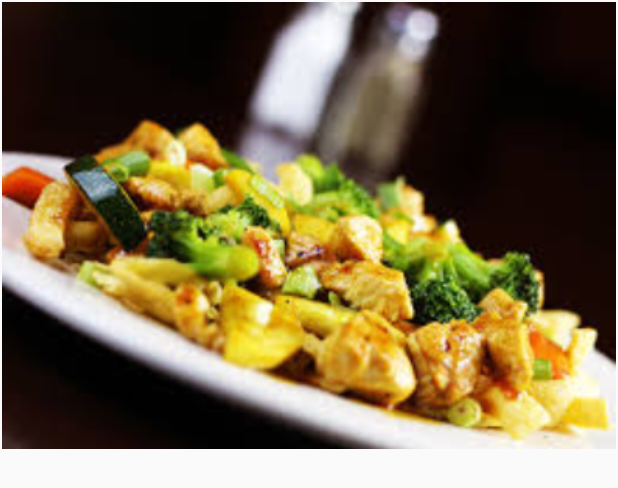
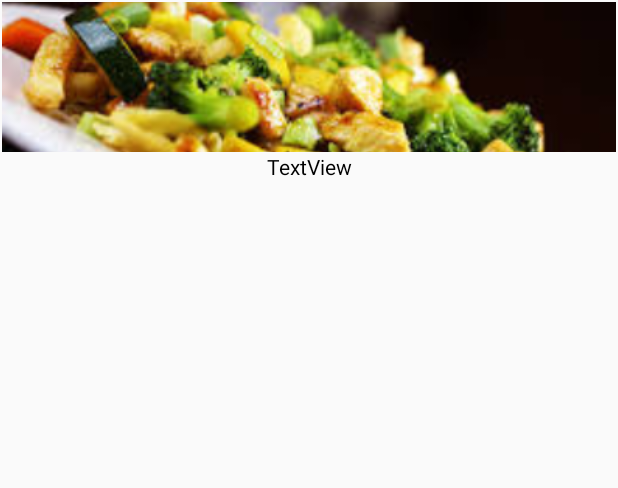
Before and after one commit to priyadharsini586/Android_Restaurants_App, an Android app: the layout grid_layout.xml on its own in the app's theme, with its tools: preview values and no code run, on a phone screen of 412 x 824 dp. Shown: the top 488 px of the screen. Run offline under Robolectric (Android 15) with nearby library versions, the phone set to English and light mode, and no system bars.

Commit message:
category changes

```diff
--- a/app/src/main/java/com/nickteck/restaurantapp/Adapter/GridAdapter.java
+++ b/app/src/main/java/com/nickteck/restaurantapp/Adapter/GridAdapter.java
@@ -41,8 +41,8 @@ public class GridAdapter extends BaseAdapter {
 
     @Override
     public View getView(int i, View view, ViewGroup viewGroup) {
-        view = inflter.inflate(R.layout.grid_layout, null); // inflate the layout
-        ImageView icon = (ImageView) view.findViewById(R.id.imageView); // get the reference of ImageView
+        view = inflter.inflate(R.layout.grid_layout, null);
+        ImageView icon = (ImageView) view.findViewById(R.id.imageView);
         icon.setImageResource(cook[i]); // set logo images
         return view;
 
--- a/app/src/main/res/layout/activity_menu.xml
+++ b/app/src/main/res/layout/activity_menu.xml
@@ -14,7 +14,7 @@
         android:orientation="vertical">
         <LinearLayout
             android:layout_width="match_parent"
-            android:layout_height="150dp"
+            android:layout_height="@dimen/menu_layout"
             android:orientation="horizontal">
             <RelativeLayout
                 android:layout_width="fill_parent"
--- a/app/src/main/res/layout/grid_layout.xml
+++ b/app/src/main/res/layout/grid_layout.xml
@@ -6,10 +6,18 @@
     android:orientation="vertical">
     <ImageView
         android:id="@+id/imageView"
-        android:layout_width="fill_parent"
-        android:layout_height="fill_parent"
+        android:layout_width="match_parent"
+        android:layout_height="@dimen/grid_item_height"
         android:adjustViewBounds="true"
         android:layout_gravity="center"
         android:src="@drawable/cook3"
         android:scaleType="centerCrop" />
+
+    <TextView
+        android:id="@+id/textView"
+        android:layout_width="match_parent"
+        android:layout_height="wrap_content"
+        android:gravity="center"
+        android:text="TextView"
+        android:textColor="@color/black_color" />
 </LinearLayout>
--- a/app/src/main/res/values-hdpi/dimens.xml
+++ b/app/src/main/res/values-hdpi/dimens.xml
@@ -5,4 +5,6 @@
 
     <dimen name="login_text_size">20sp</dimen>
     <dimen name="advanced_text">14sp</dimen>
+    <dimen name="menu_layout">150dp</dimen>
+    <dimen name="grid_item_height">100dp</dimen>
 </resources>
--- a/app/src/main/res/values-ldpi/dimens.xml
+++ b/app/src/main/res/values-ldpi/dimens.xml
@@ -6,4 +6,6 @@
 
     <dimen name="login_text_size">13sp</dimen>
     <dimen name="advanced_text">13sp</dimen>
+    <dimen name="menu_layout">150dp</dimen>
+    <dimen name="grid_item_height">100dp</dimen>
 </resources>
--- a/app/src/main/res/values-mdpi/dimens.xml
+++ b/app/src/main/res/values-mdpi/dimens.xml
@@ -4,4 +4,6 @@
     <dimen name="activity_vertical_margin">16dp</dimen>
 
     <dimen name="login_text_size">20sp</dimen>
+    <dimen name="menu_layout">150dp</dimen>
+    <dimen name="grid_item_height">100dp</dimen>
 </resources>
--- a/app/src/main/res/values-nodpi/dimens.xml
+++ b/app/src/main/res/values-nodpi/dimens.xml
@@ -4,6 +4,7 @@
     <dimen name="activity_vertical_margin">16dp</dimen>
 
     <dimen name="login_text_size">13sp</dimen>
-
+    <dimen name="menu_layout">150dp</dimen>
+    <dimen name="grid_item_height">100dp</dimen>
 
 </resources>
--- a/app/src/main/res/values-sw480dp/dimens.xml
+++ b/app/src/main/res/values-sw480dp/dimens.xml
@@ -4,6 +4,6 @@
     <dimen name="activity_vertical_margin">16dp</dimen>
 
     <dimen name="login_text_size">15sp</dimen>
-
-
+    <dimen name="menu_layout">150dp</dimen>
+    <dimen name="grid_item_height">100dp</dimen>
 </resources>
--- a/app/src/main/res/values-sw600dp/dimens.xml
+++ b/app/src/main/res/values-sw600dp/dimens.xml
@@ -4,4 +4,6 @@
     <dimen name="activity_vertical_margin">16dp</dimen>
 
     <dimen name="login_text_size">17sp</dimen>
+    <dimen name="menu_layout">230dp</dimen>
+    <dimen name="grid_item_height">150dp</dimen>
 </resources>
--- a/app/src/main/res/values-sw720dp/dimens.xml
+++ b/app/src/main/res/values-sw720dp/dimens.xml
@@ -4,5 +4,6 @@
     <dimen name="activity_vertical_margin">16dp</dimen>
 
     <dimen name="login_text_size">13sp</dimen>
-
+    <dimen name="menu_layout">200dp</dimen>
+    <dimen name="grid_item_height">150dp</dimen>
 </resources>
--- a/app/src/main/res/values-w820dp/dimens.xml
+++ b/app/src/main/res/values-w820dp/dimens.xml
@@ -6,5 +6,6 @@
 
     <dimen name="dr_size">200dp</dimen>
     <dimen name="tag_size">170dp</dimen>
-
+    <dimen name="menu_layout">150dp</dimen>
+    <dimen name="grid_item_height">150dp</dimen>
 </resources>
--- a/app/src/main/res/values-xhdpi/dimens.xml
+++ b/app/src/main/res/values-xhdpi/dimens.xml
@@ -4,5 +4,6 @@
     <dimen name="activity_vertical_margin">16dp</dimen>
 
     <dimen name="login_text_size">17sp</dimen>
-
+    <dimen name="menu_layout">150dp</dimen>
+    <dimen name="grid_item_height">150dp</dimen>
 </resources>
--- a/app/src/main/res/values/colors.xml
+++ b/app/src/main/res/values/colors.xml
@@ -5,5 +5,6 @@
     <color name="colorAccent">#008ccd</color>
     <color name="orange_color">#f48220</color>
     <color name="white_color">#ffffff</color>
+    <color name="black_color">#000000</color>
     <color name="purple">#008ccd</color>
 </resources>
--- a/app/src/main/res/values/dimens.xml
+++ b/app/src/main/res/values/dimens.xml
@@ -6,4 +6,5 @@
    <dimen name="login_text_size">13sp</dimen>
     <dimen name="advanced_text">13sp</dimen>
     <dimen name="menu_layout">150dp</dimen>
+    <dimen name="grid_item_height">100dp</dimen>
 </resources>
```
Also changed, not shown: app/src/main/java/com/nickteck/restaurantapp/activity/MenuActivity.java (+18 -2 lines).
